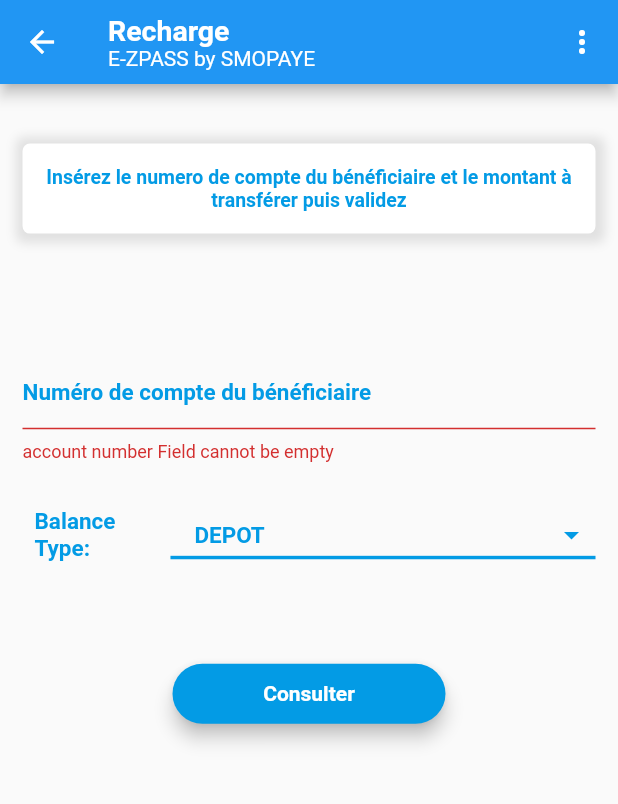
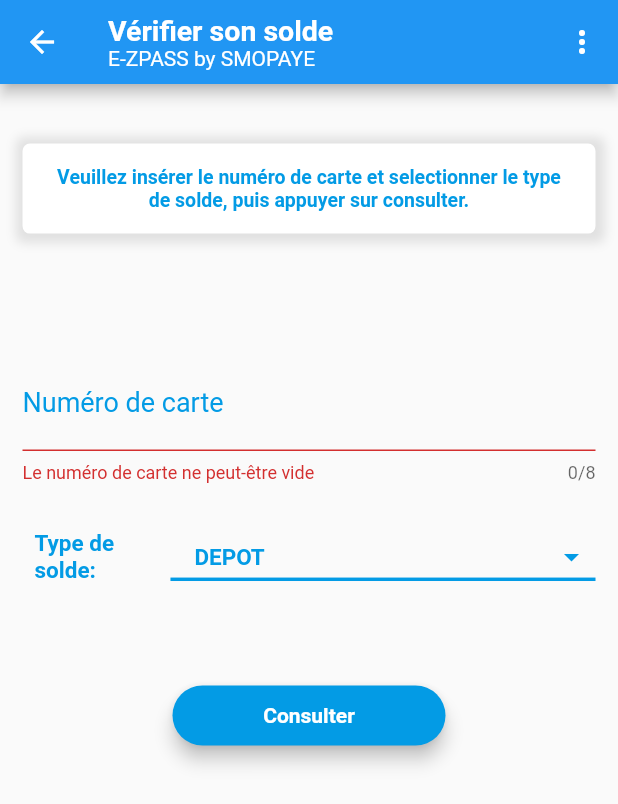
Before and after one commit to bertin-dev/smopaye_ios_flutter, a Flutter app: the CheckBalance screen opened by its route, after a tap on "Consulter", on a phone screen of 412 x 824 dp. Shown: the top 804 px of the screen. Run offline on Flutter 3.47's test engine with Material 2 defaults, Android fonts, the phone set to English and light mode, and no system bars; our stand-ins replace carousel_slider, date_format, flutter_secure_storage, geolocator, google_maps_flutter, material_design_icons_flutter and 5 more; missing offline and left inert: dart:ffi, qr_code_scanner; accounts and stored records are empty.

Commit message:
Implémentation du module consulter solde de la carte taux d'éxécution 80%

```diff
--- a/lib/views/checkBalance.dart
+++ b/lib/views/checkBalance.dart
@@ -20,7 +20,7 @@ class _CheckBalanceState extends State<CheckBalance> {
   final _checkBalanceFormKey = GlobalKey<FormState>();
   final _checkPasswordFormKey = GlobalKey<FormState>();
 
-  TextEditingController _accountNumberController = new TextEditingController();
+  TextEditingController _cardNumberController = new TextEditingController();
   TextEditingController _passwordController = new TextEditingController();
 
   String _balanceType = "deposit";
@@ -32,12 +32,12 @@ class _CheckBalanceState extends State<CheckBalance> {
   Widget build(BuildContext context) {
     final hv =MediaQuery.of(context).size.height/100;
     return Scaffold(
-      appBar: DefaultAppBar(title: "Recharge",),
+      appBar: DefaultAppBar(title: "Vérifier son solde",),
       body: Padding(
         padding: const EdgeInsets.all(15.0),
         child: ListView(children: <Widget>[
           SizedBox(height: hv*3,),
-          InstructionCard(text: "Insérez le numero de compte du bénéficiaire et le montant à transférer puis validez",),
+          InstructionCard(text: "Veuillez insérer le numéro de carte et selectionner le type de solde, puis appuyer sur consulter.",),
           SizedBox(height: hv*10,),
 
           Form(
@@ -46,23 +46,24 @@ class _CheckBalanceState extends State<CheckBalance> {
             child: Column(
               children: <Widget>[
                 CustomTextField(
-                  hintText: 'Numéro de compte du bénéficiaire',
-                  controller: _accountNumberController,
-                  emptyValidatorText: 'Enter account number',
+                  maxLength: 8,
+                  hintText: 'Numéro de carte',
+                  controller: _cardNumberController,
+                  emptyValidatorText: 'Entrer votre numéro de carte',
                   keyboardType: TextInputType.text,
-                  validator: (str) => str.isEmpty ? 'account number Field cannot be empty' : null,
+                  validator: (str) => str.isEmpty ? 'Le numéro de carte ne peut-être vide' : null,
                   labelColor: Color(0xff039BE5)
                 ),
 
                 SizedBox(height: hv*3,),
 
                 CustomDropDownField(
-                  label: "Balance Type:",
+                  label: "Type de solde:",
                    onChangedFunc: (String value) {
                             setState(() {
                               _balanceType = value;
                             });
-                          }, hintText: "Votre sexe",
+                          }, hintText: "solde",
                   items: [
                             DropdownMenuItem<String>(
                               child: Text('DEPOT', style: TextStyle(fontWeight: FontWeight.bold, fontSize: 15.0, color: Color(0xff039BE5))),
@@ -70,7 +71,7 @@ class _CheckBalanceState extends State<CheckBalance> {
                             ),
                             DropdownMenuItem<String>(
                               child: Text('UNITE', style: TextStyle(fontWeight: FontWeight.bold, fontSize: 15.0, color: Color(0xff039BE5))),
-                              value: 'unit',
+                              value: 'unity',
                             )
                           ],
                           value: _balanceType,
@@ -104,7 +105,7 @@ class _CheckBalanceState extends State<CheckBalance> {
 
   _checkBalance (BuildContext context) async {
 
-    print("accountnber: ${_accountNumberController.text}\n\n");
+    print("accountnber: ${_cardNumberController.text}\n\n");
       setState(() {
        _autovalidate = true;
       });
@@ -183,7 +184,7 @@ class _CheckBalanceState extends State<CheckBalance> {
           return
           DefaultAlertDialog(
             title: "Information",
-            message: "Le Solde $_balanceType de votre compte ${_accountNumberController.text} est de: 0 fcfa",
+            message: "Le Solde $_balanceType de votre compte ${_cardNumberController.text} est de: 0 fcfa",
             icon: Icon(Icons.check_circle, color: Colors.green, size: 45,),
           );
 
```
